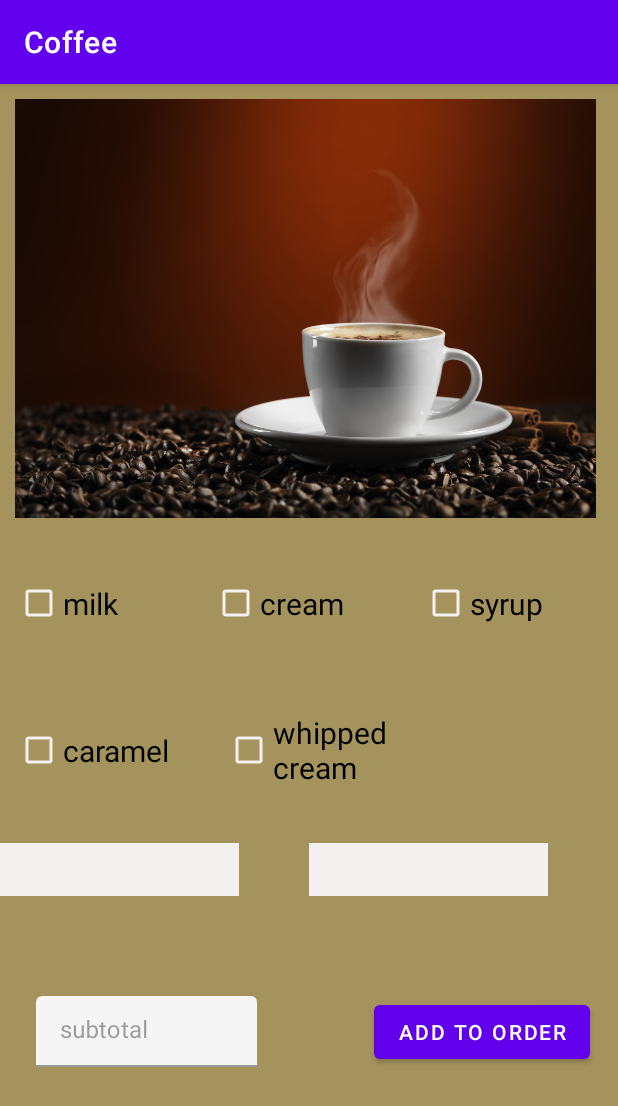
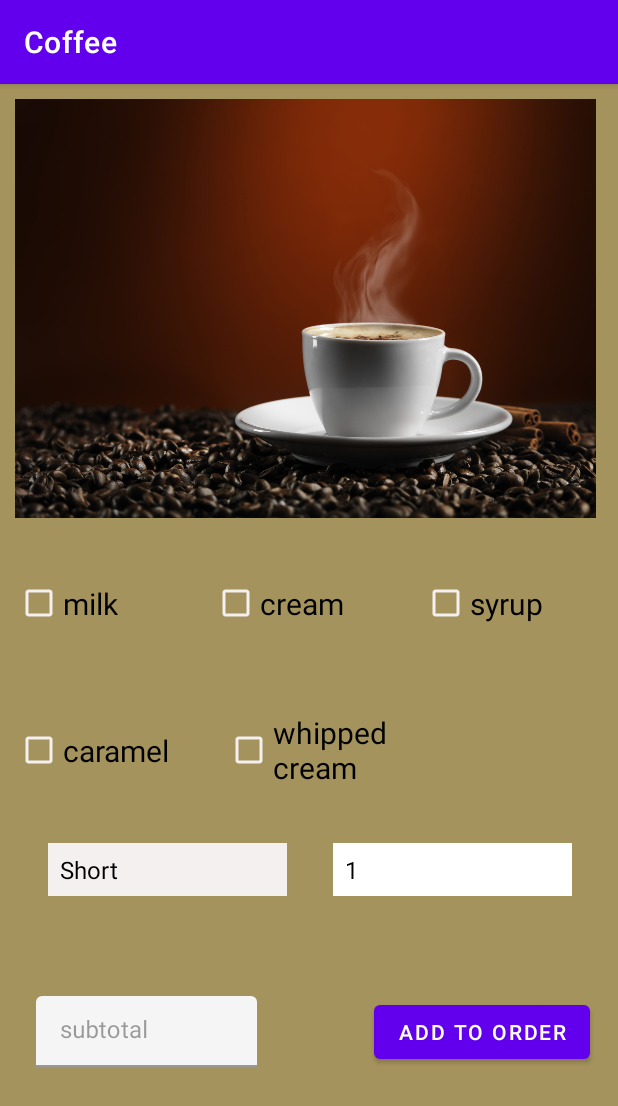
Before and after one commit to mattglennc/213-project5-Stanley-and-Matthew, an Android app: the OrderCoffee screen opened directly, with no data from a screen before it, on a phone screen of 412 x 824 dp. Shown: the top 1106 px of the screen. Run offline under Robolectric (Android 15) with nearby library versions, the phone set to English and light mode, and no system bars.

Commit message:
Coffee layout done.

```diff
--- a/app/src/main/java/com/example/a213_project5_stanley_and_matthew/OrderCoffee.java
+++ b/app/src/main/java/com/example/a213_project5_stanley_and_matthew/OrderCoffee.java
@@ -1,15 +1,69 @@
 package com.example.a213_project5_stanley_and_matthew;
 
+import android.app.AlertDialog;
+import android.content.DialogInterface;
 import android.os.Bundle;
+import android.view.View;
+import android.widget.ArrayAdapter;
+import android.widget.Button;
+import android.widget.CheckBox;
+import android.widget.Spinner;
+import android.widget.Toast;
 
 import androidx.appcompat.app.AppCompatActivity;
 
 public class OrderCoffee extends AppCompatActivity {
 
+    private CheckBox milkBox;
+    private CheckBox creamBox;
+    private CheckBox syrupBox;
+    private CheckBox caramelBox;
+    private CheckBox wcBox;
+    private Spinner sizeSelect;
+    private Spinner quantSelect;
+    private String [] quantities;
+    private String [] sizes;
+    private ArrayAdapter<String> adapterSize;
+    private ArrayAdapter<String> adapterQuant;
+    private Button orderCoffeeButton;
+
     @Override
     protected void onCreate(Bundle savedInstanceState) {
         super.onCreate(savedInstanceState);
         setContentView(R.layout.activity_coffee);
+        orderCoffeeButton = findViewById(R.id.orderCoffeeButton);
+        quantSelect = findViewById(R.id.quantCoffeeSelect);
+        quantities = getResources().getStringArray(R.array.quantities);
+        adapterQuant = new ArrayAdapter<String>(this, androidx.appcompat.R.layout.support_simple_spinner_dropdown_item, quantities);
+        quantSelect.setAdapter(adapterQuant);
+        sizeSelect = findViewById(R.id.sizeSelect);
+        sizes = getResources().getStringArray(R.array.sizes);
+        adapterSize = new ArrayAdapter<String>(this, androidx.appcompat.R.layout.support_simple_spinner_dropdown_item, sizes);
+        sizeSelect.setAdapter(adapterSize);
+
+        orderCoffeeButton.setOnClickListener(new View.OnClickListener() {
+            @Override
+            public void onClick(View view) {
+                AlertDialog.Builder alert = new AlertDialog.Builder(view.getContext());
+                alert.setTitle("Add item to order?");
+                alert.setMessage("Insert Coffee toString() here.");
+                //handle the "YES" click
+                alert.setPositiveButton("yes", new DialogInterface.OnClickListener() {
+                    public void onClick(DialogInterface dialog, int which) {
+                        Toast.makeText(view.getContext(),
+                                "Insert Coffee toString() here." + " added.", Toast.LENGTH_LONG).show();
+                    }
+                    //handle the "NO" click
+                }).setNegativeButton("no", new DialogInterface.OnClickListener() {
+                    public void onClick(DialogInterface dialog, int which) {
+                        Toast.makeText(view.getContext(),
+                                "Insert Coffee toString() here." + " not added.", Toast.LENGTH_LONG).show();
+                    }
+                });
+                AlertDialog dialog = alert.create();
+                dialog.show();
+            }
+        });
 
     }
 }
--- a/app/src/main/res/layout/activity_coffee.xml
+++ b/app/src/main/res/layout/activity_coffee.xml
@@ -86,7 +86,8 @@
                 android:id="@+id/quantCoffeeSelect"
                 android:layout_width="159dp"
                 android:layout_height="35dp"
-                android:background="#F4F0F0"
+                android:background="#FFFFFF"
+                android:backgroundTintMode="src_atop"
                 app:layout_constraintBottom_toBottomOf="parent"
                 app:layout_constraintEnd_toEndOf="parent"
                 app:layout_constraintStart_toEndOf="@+id/sizeSelect"
@@ -97,10 +98,11 @@
                 android:id="@+id/sizeSelect"
                 android:layout_width="159dp"
                 android:layout_height="35dp"
+                android:layout_marginStart="32dp"
                 android:background="#F4F0F0"
                 app:layout_constraintBottom_toBottomOf="parent"
-                app:layout_constraintTop_toTopOf="parent"
-                tools:layout_editor_absoluteX="37dp" />
+                app:layout_constraintStart_toStartOf="parent"
+                app:layout_constraintTop_toTopOf="parent" />
         </androidx.constraintlayout.widget.ConstraintLayout>
 
     </TableRow>
--- a/app/src/main/res/layout/activity_item_selected.xml
+++ b/app/src/main/res/layout/activity_item_selected.xml
@@ -41,7 +41,8 @@
                 android:id="@+id/quantSelect"
                 android:layout_width="92dp"
                 android:layout_height="38dp"
-                android:background="#F3F3F3"
+                android:background="#FFFFFF"
+                android:backgroundTintMode="add"
                 android:translationX="10dp" />
         </TableRow>
 
--- a/app/src/main/res/values/strings.xml
+++ b/app/src/main/res/values/strings.xml
@@ -14,6 +14,12 @@
         <item>0.39</item>
         <item>0.39</item>
         <item>0.39</item>
+    </string-array>
+    <string-array name="sizes">
+        <item>Short</item>
+        <item>Tall</item>
+        <item>Grande</item>
+        <item>Venti</item>
     </string-array>
     <string-array name="quantities">
         <item>1</item>
```
